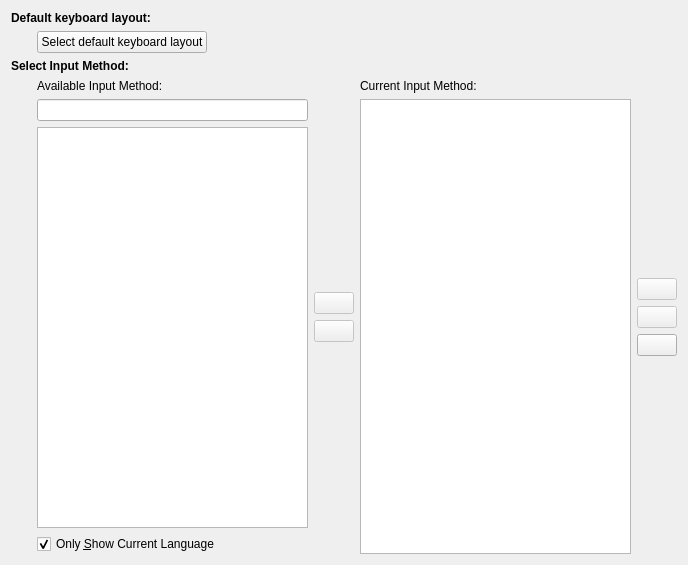
fcitx/fcitx5-configtool, file src/impage.ui: the form before one commit.
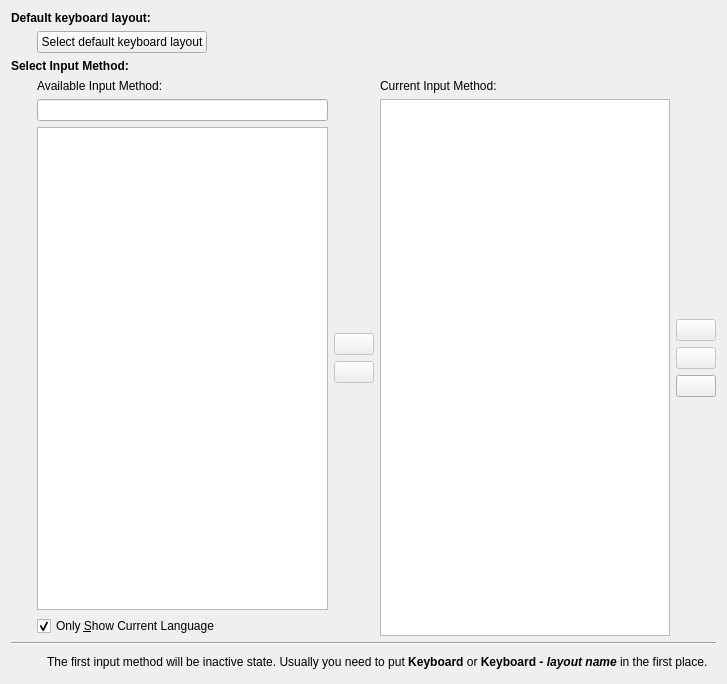
The form after the commit. Custom widgets are drawn as their Qt base class.

Commit message: indicates the special case for first input method

```diff
--- a/src/impage.ui
+++ b/src/impage.ui
@@ -6,15 +6,74 @@
    <rect>
     <x>0</x>
     <y>0</y>
-    <width>688</width>
-    <height>565</height>
+    <width>727</width>
+    <height>684</height>
    </rect>
   </property>
   <property name="windowTitle">
    <string comment="KDE::DoNotExtract">Form</string>
   </property>
   <layout class="QGridLayout" name="gridLayout">
-   <item row="6" column="1">
+   <item row="1" column="0">
+    <spacer name="horizontalSpacer">
+     <property name="orientation">
+      <enum>Qt::Horizontal</enum>
+     </property>
+     <property name="sizeType">
+      <enum>QSizePolicy::Fixed</enum>
+     </property>
+     <property name="sizeHint" stdset="0">
+      <size>
+       <width>20</width>
+       <height>20</height>
+      </size>
+     </property>
+    </spacer>
+   </item>
+   <item row="1" column="1" colspan="2">
+    <layout class="QHBoxLayout" name="horizontalLayout_2">
+     <item>
+      <widget class="KPushButton" name="defaultLayoutButton">
+       <property name="toolTip">
+        <string>Keyboard layout to use when no input method active</string>
+       </property>
+       <property name="text">
+        <string>Select default keyboard layout</string>
+       </property>
+      </widget>
+     </item>
+     <item>
+      <spacer name="horizontalSpacer_3">
+       <property name="orientation">
+        <enum>Qt::Horizontal</enum>
+       </property>
+       <property name="sizeHint" stdset="0">
+        <size>
+         <width>40</width>
+         <height>20</height>
+        </size>
+       </property>
+      </spacer>
+     </item>
+    </layout>
+   </item>
+   <item row="3" column="0">
+    <spacer name="horizontalSpacer_2">
+     <property name="orientation">
+      <enum>Qt::Horizontal</enum>
+     </property>
+     <property name="sizeType">
+      <enum>QSizePolicy::Fixed</enum>
+     </property>
+     <property name="sizeHint" stdset="0">
+      <size>
+       <width>20</width>
+       <height>20</height>
+      </size>
+     </property>
+    </spacer>
+   </item>
+   <item row="3" column="1" colspan="2">
     <layout class="QHBoxLayout" name="horizontalLayout">
      <item>
       <layout class="QVBoxLayout" name="verticalLayout">
@@ -153,7 +212,92 @@
      </item>
     </layout>
    </item>
-   <item row="5" column="0" colspan="2">
+   <item row="4" column="0" colspan="3">
+    <widget class="Line" name="line">
+     <property name="sizePolicy">
+      <sizepolicy hsizetype="Expanding" vsizetype="Fixed">
+       <horstretch>0</horstretch>
+       <verstretch>0</verstretch>
+      </sizepolicy>
+     </property>
+     <property name="orientation">
+      <enum>Qt::Horizontal</enum>
+     </property>
+    </widget>
+   </item>
+   <item row="5" column="0" colspan="3">
+    <layout class="QHBoxLayout" name="horizontalLayout_3">
+     <item>
+      <spacer name="horizontalSpacer_4">
+       <property name="orientation">
+        <enum>Qt::Horizontal</enum>
+       </property>
+       <property name="sizeHint" stdset="0">
+        <size>
+         <width>40</width>
+         <height>20</height>
+        </size>
+       </property>
+      </spacer>
+     </item>
+     <item>
+      <widget class="QLabel" name="infoIconLabel">
+       <property name="sizePolicy">
+        <sizepolicy hsizetype="Minimum" vsizetype="Minimum">
+         <horstretch>0</horstretch>
+         <verstretch>0</verstretch>
+        </sizepolicy>
+       </property>
+       <property name="minimumSize">
+        <size>
+         <width>22</width>
+         <height>22</height>
+        </size>
+       </property>
+       <property name="maximumSize">
+        <size>
+         <width>22</width>
+         <height>22</height>
+        </size>
+       </property>
+       <property name="text">
+        <string/>
+       </property>
+      </widget>
+     </item>
+     <item>
+      <widget class="QLabel" name="infoLabel">
+       <property name="text">
+        <string>The first input method will be inactive state. Usually you need to put &lt;b&gt;Keyboard&lt;/b&gt; or &lt;b&gt;Keyboard - &lt;i&gt;layout name&lt;/i&gt;&lt;/b&gt; in the first place.</string>
+       </property>
+       <property name="alignment">
+        <set>Qt::AlignLeading|Qt::AlignLeft|Qt::AlignVCenter</set>
+       </property>
+      </widget>
+     </item>
+     <item>
+      <spacer name="horizontalSpacer_5">
+       <property name="orientation">
+        <enum>Qt::Horizontal</enum>
+       </property>
+       <property name="sizeHint" stdset="0">
+        <size>
+         <width>40</width>
+         <height>20</height>
+        </size>
+       </property>
+      </spacer>
+     </item>
+    </layout>
+   </item>
+   <item row="0" column="0" colspan="3">
+    <widget class="QLabel" name="label_3">
+     <property name="text">
+      <string>&lt;b&gt;Default keyboard layout:&lt;/b&gt;</string>
+     </property>
+    </widget>
+   </item>
+   <item row="2" column="0" colspan="3">
     <widget class="QLabel" name="label_4">
      <property name="toolTip">
       <string/>
@@ -163,72 +307,6 @@
      </property>
     </widget>
    </item>
-   <item row="1" column="0">
-    <spacer name="horizontalSpacer">
-     <property name="orientation">
-      <enum>Qt::Horizontal</enum>
-     </property>
-     <property name="sizeType">
-      <enum>QSizePolicy::Fixed</enum>
-     </property>
-     <property name="sizeHint" stdset="0">
-      <size>
-       <width>20</width>
-       <height>20</height>
-      </size>
-     </property>
-    </spacer>
-   </item>
-   <item row="0" column="0" colspan="2">
-    <widget class="QLabel" name="label_3">
-     <property name="text">
-      <string>&lt;b&gt;Default keyboard layout:&lt;/b&gt;</string>
-     </property>
-    </widget>
-   </item>
-   <item row="6" column="0">
-    <spacer name="horizontalSpacer_2">
-     <property name="orientation">
-      <enum>Qt::Horizontal</enum>
-     </property>
-     <property name="sizeType">
-      <enum>QSizePolicy::Fixed</enum>
-     </property>
-     <property name="sizeHint" stdset="0">
-      <size>
-       <width>20</width>
-       <height>20</height>
-      </size>
-     </property>
-    </spacer>
-   </item>
-   <item row="1" column="1">
-    <layout class="QHBoxLayout" name="horizontalLayout_2">
-     <item>
-      <widget class="KPushButton" name="defaultLayoutButton">
-       <property name="toolTip">
-        <string>Keyboard layout to use when no input method active</string>
-       </property>
-       <property name="text">
-        <string>Select default keyboard layout</string>
-       </property>
-      </widget>
-     </item>
-     <item>
-      <spacer name="horizontalSpacer_3">
-       <property name="orientation">
-        <enum>Qt::Horizontal</enum>
-       </property>
-       <property name="sizeHint" stdset="0">
-        <size>
-         <width>40</width>
-         <height>20</height>
-        </size>
-       </property>
-      </spacer>
-     </item>
-    </layout>
-   </item>
   </layout>
  </widget>
  <customwidgets>
```
The commit also changes 4 other files.
